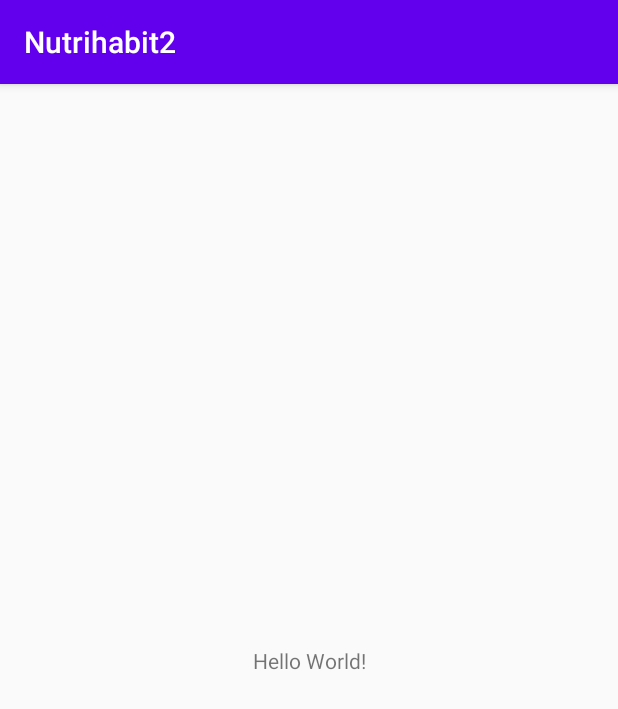
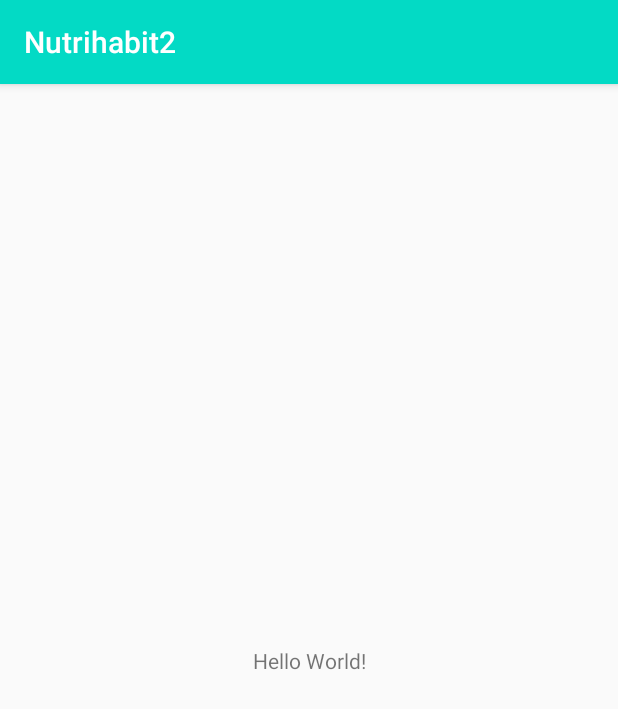
Before and after one commit to juancamiloforero/Nutrihabit2, an Android app: the screen it shows after launch (MainActivity), on a phone screen of 412 x 824 dp. Shown: the top 709 px of the screen. Run offline under Robolectric (Android 15) with nearby library versions, the phone set to English and light mode, and no system bars.

Commit message:
Primera configuracion de colores

```diff
--- a/app/src/main/res/values/colors.xml
+++ b/app/src/main/res/values/colors.xml
@@ -1,6 +1,6 @@
 <?xml version="1.0" encoding="utf-8"?>
 <resources>
-    <color name="colorPrimary">#6200EE</color>
-    <color name="colorPrimaryDark">#3700B3</color>
-    <color name="colorAccent">#03DAC5</color>
+    <color name="colorPrimary">#03DAC5</color>
+    <color name="colorPrimaryDark">#6200EE</color>
+    <color name="colorAccent">#64DD17</color>
 </resources>
```
